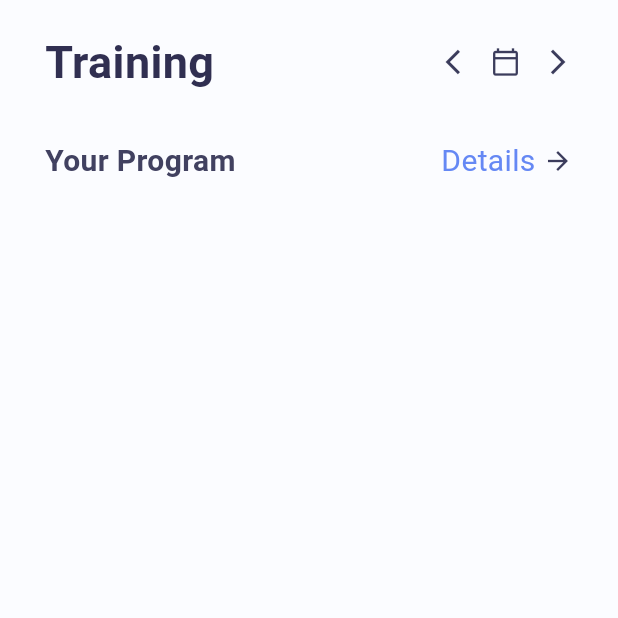
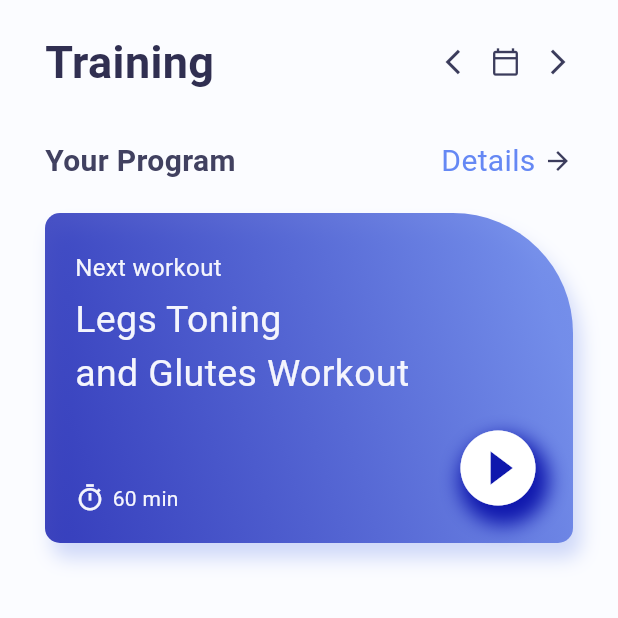
Before and after one commit to mmohammadmfallahm02/training_app, a Flutter app: the screen it shows after launch, on a phone screen of 412 x 824 dp, the top half of it. Run offline on Flutter 3.47's test engine with Material 2 defaults, Android fonts, the phone set to English and light mode, and no system bars; our stand-ins replace get.

Commit message:
create homepage poster

```diff
--- a/lib/home_page.dart
+++ b/lib/home_page.dart
@@ -75,6 +75,97 @@ class HomePage extends StatelessWidget {
                   color: AppColor.homePageIcons,
                 )
               ],
+            ),
+            const SizedBox(
+              height: 20,
+            ),
+            Container(
+              width: MediaQuery.sizeOf(context).width,
+              height: 220,
+              padding: const EdgeInsets.only(
+                  top: 25, left: 20, right: 20, bottom: 20),
+              decoration: BoxDecoration(
+                  boxShadow: [
+                    BoxShadow(
+                        offset: const Offset(
+                          5,
+                          10,
+                        ),
+                        blurRadius: 10,
+                        color: AppColor.gradientSecond.withOpacity(0.3))
+                  ],
+                  gradient: LinearGradient(
+                      begin: Alignment.bottomLeft,
+                      end: Alignment.centerRight,
+                      colors: [
+                        AppColor.gradientFirst.withOpacity(0.8),
+                        AppColor.gradientSecond.withOpacity(0.9)
+                      ]),
+                  borderRadius: const BorderRadius.only(
+                    topRight: Radius.circular(80),
+                    topLeft: Radius.circular(10),
+                    bottomRight: Radius.circular(10),
+                    bottomLeft: Radius.circular(10),
+                  )),
+              child: Column(
+                  crossAxisAlignment: CrossAxisAlignment.start,
+                  children: [
+                    Text(
+                      'Next workout',
+                      style: TextStyle(
+                          fontSize: 16,
+                          color: AppColor.homePageContainerTextSmall),
+                    ),
+                    const SizedBox(
+                      height: 5,
+                    ),
+                    Expanded(
+                      child: Text(
+                        'Legs Toning \nand Glutes Workout',
+                        style: TextStyle(
+                            fontSize: 25,
+                            color: AppColor.homePageContainerTextSmall),
+                      ),
+                    ),
+                    Row(
+                      mainAxisAlignment: MainAxisAlignment.spaceBetween,
+                      crossAxisAlignment: CrossAxisAlignment.end,
+                      children: [
+                        Row(
+                          children: [
+                            Icon(
+                              Icons.timer_outlined,
+                              size: 20,
+                              color: AppColor.homePageContainerTextSmall,
+                            ),
+                            const SizedBox(
+                              width: 5,
+                            ),
+                            Text(
+                              '60 min',
+                              style: TextStyle(
+                                  fontSize: 14,
+                                  color: AppColor.homePageContainerTextSmall),
+                            )
+                          ],
+                        ),
+                        Container(
+                          decoration:
+                              BoxDecoration(shape: BoxShape.circle, boxShadow: [
+                            BoxShadow(
+                                color: AppColor.gradientFirst,
+                                blurRadius: 10,
+                                offset: const Offset(4, 8))
+                          ]),
+                          child: const Icon(
+                            Icons.play_circle_fill,
+                            color: Colors.white,
+                            size: 60,
+                          ),
+                        )
+                      ],
+                    )
+                  ]),
             )
           ],
         )),
```
